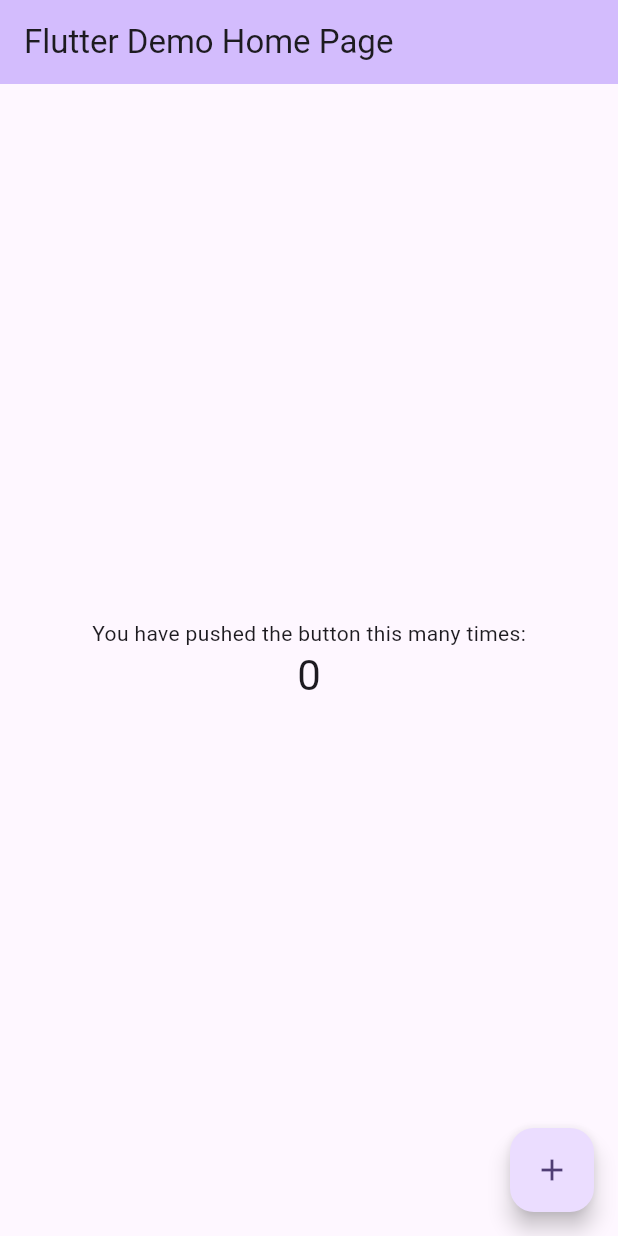
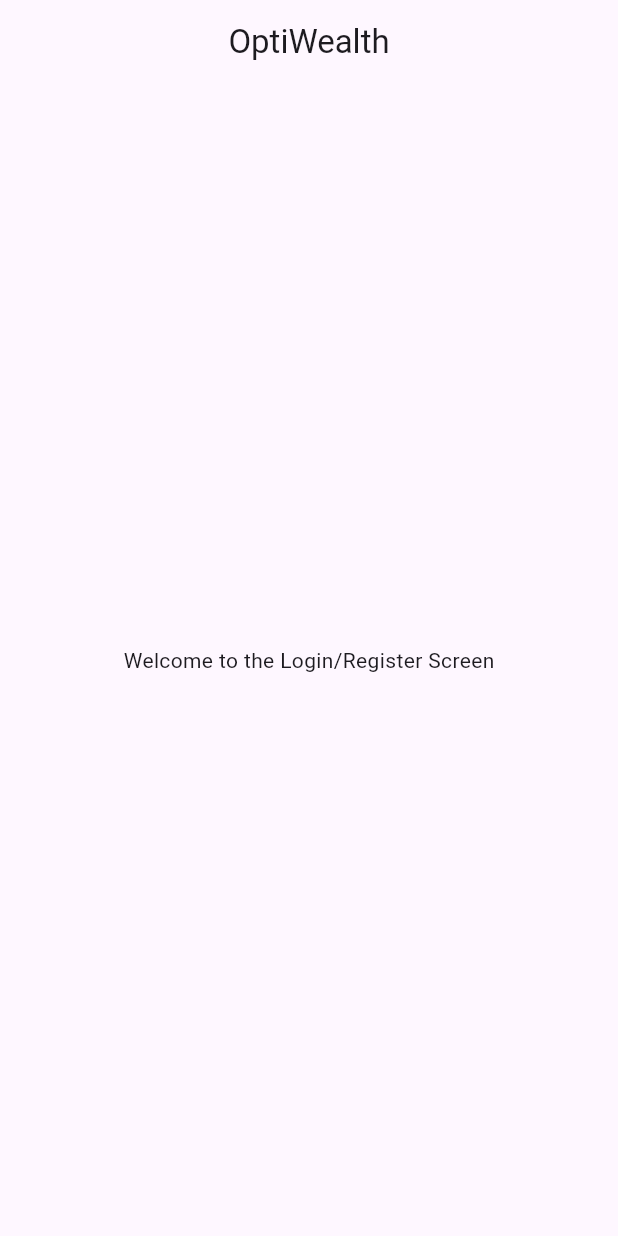
Before and after one commit to Ahmed-ui10/OptiWealth, a Flutter app: the screen it shows after launch, on a phone screen of 412 x 824 dp. Run offline on Flutter 3.47's test engine with Material 3 defaults, Android fonts, the phone set to English and light mode, and no system bars.

Commit message:
update main

```diff
--- a/lib/main.dart
+++ b/lib/main.dart
@@ -1,4 +1,7 @@
 import 'package:flutter/material.dart';
+import 'presentation/login_register_screen.dart';
+
+
 
 void main() {
   runApp(const MyApp());
@@ -11,112 +14,10 @@ class MyApp extends StatelessWidget {
   @override
   Widget build(BuildContext context) {
     return MaterialApp(
+      debugShowCheckedModeBanner: false,
       title: 'OptiWealth',
-      theme: ThemeData(
-        // This is the theme of your application.
-        //
-        // TRY THIS: Try running your application with "flutter run". You'll see
-        // the application has a purple toolbar. Then, without quitting the app,
-        // try changing the seedColor in the colorScheme below to Colors.green
-        // and then invoke "hot reload" (save your changes or press the "hot
-        // reload" button in a Flutter-supported IDE, or press "r" if you used
-        // the command line to start the app).
-        //
-        // Notice that the counter didn't reset back to zero; the application
-        // state is not lost during the reload. To reset the state, use hot
-        // restart instead.
-        //
-        // This works for code too, not just values: Most code changes can be
-        // tested with just a hot reload.
-        colorScheme: .fromSeed(seedColor: Colors.deepPurple),
-      ),
-      home: const MyHomePage(title: 'Flutter Demo Home Page'),
+
+      home: const LoginRegisterScreen(),
     );
   }
 }
-
-class MyHomePage extends StatefulWidget {
-  const MyHomePage({super.key, required this.title});
-
-  // This widget is the home page of your application. It is stateful, meaning
-  // that it has a State object (defined below) that contains fields that affect
-  // how it looks.
-
-  // This class is the configuration for the state. It holds the values (in this
-  // case the title) provided by the parent (in this case the App widget) and
-  // used by the build method of the State. Fields in a Widget subclass are
-  // always marked "final".
-
-  final String title;
-
-  @override
-  State<MyHomePage> createState() => _MyHomePageState();
-}
-
-class _MyHomePageState extends State<MyHomePage> {
-  int _counter = 0;
-
-  void _incrementCounter() {
-    setState(() {
-      // This call to setState tells the Flutter framework that something has
-      // changed in this State, which causes it to rerun the build method below
-      // so that the display can reflect the updated values. If we changed
-      // _counter without calling setState(), then the build method would not be
-      // called again, and so nothing would appear to happen.
-      _counter++;
-    });
-  }
-
-  @override
-  Widget build(BuildContext context) {
-    // This method is rerun every time setState is called, for instance as done
-    // by the _incrementCounter method above.
-    //
-    // The Flutter framework has been optimized to make rerunning build methods
-    // fast, so that you can just rebuild anything that needs updating rather
-    // than having to individually change instances of widgets.
-    return Scaffold(
-      appBar: AppBar(
-        // TRY THIS: Try changing the color here to a specific color (to
-        // Colors.amber, perhaps?) and trigger a hot reload to see the AppBar
-        // change color while the other colors stay the same.
-        backgroundColor: Theme.of(context).colorScheme.inversePrimary,
-        // Here we take the value from the MyHomePage object that was created by
-        // the App.build method, and use it to set our appbar title.
-        title: Text(widget.title),
-      ),
-      body: Center(
-        // Center is a layout widget. It takes a single child and positions it
-        // in the middle of the parent.
-        child: Column(
-          // Column is also a layout widget. It takes a list of children and
-          // arranges them vertically. By default, it sizes itself to fit its
-          // children horizontally, and tries to be as tall as its parent.
-          //
-          // Column has various properties to control how it sizes itself and
-          // how it positions its children. Here we use mainAxisAlignment to
-          // center the children vertically; the main axis here is the vertical
-          // axis because Columns are vertical (the cross axis would be
-          // horizontal).
-          //
-          // TRY THIS: Invoke "debug painting" (choose the "Toggle Debug Paint"
-          // action in the IDE, or press "p" in the console), to see the
-          // wireframe for each widget.
-          mainAxisAlignment: .center,
-          children: [
-            const Text('You have pushed the button this many times:'),
-            Text(
-              '$_counter',
-              style: Theme.of(context).textTheme.headlineMedium,
-            ),
-          ],
-        ),
-      ),
-      floatingActionButton: FloatingActionButton(
-        onPressed: _incrementCounter,
-        tooltip: 'Increment',
-        child: const Icon(Icons.add),
-      ),
-    );
-  }
-}
--- a/lib/presentation/login_register_screen.dart
+++ b/lib/presentation/login_register_screen.dart
@@ -0,0 +1,19 @@
+import 'package:flutter/material.dart';
+
+class LoginRegisterScreen extends StatelessWidget {
+  const LoginRegisterScreen({super.key});
+
+  @override
+  Widget build(BuildContext context) {
+    return Scaffold(
+      appBar: AppBar(
+
+        title:  Center(
+          child: Text('OptiWealth',)),
+      ),
+      body: const Center(
+        child: Text('Welcome to the Login/Register Screen'),
+      ),
+    );
+  }
+}
```
